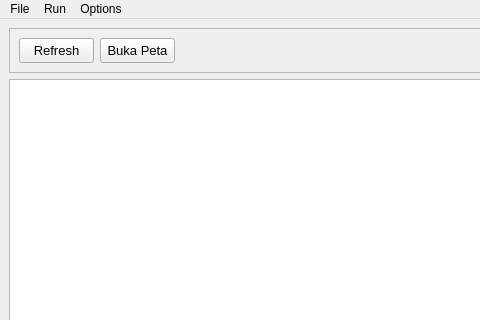
This is UI/main.ui in awaleilmo/receiver_nmea as Qt 5 draws it before an edit; both pictures show x 0 to 480 and y 0 to 320 of the 1048 by 528 pixel window. The edited form follows.
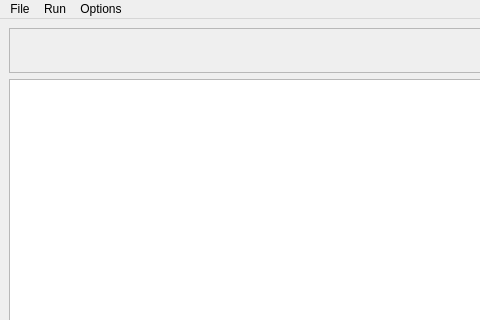
This is the edited form. Icons and pictures are not drawn.

Patch:
```diff
--- a/UI/main.ui
+++ b/UI/main.ui
@@ -38,63 +38,6 @@
       <property name="lineWidth">
        <number>2</number>
       </property>
-      <widget class="QPushButton" name="btn_refresh">
-       <property name="geometry">
-        <rect>
-         <x>10</x>
-         <y>10</y>
-         <width>75</width>
-         <height>25</height>
-        </rect>
-       </property>
-       <property name="maximumSize">
-        <size>
-         <width>150</width>
-         <height>16777215</height>
-        </size>
-       </property>
-       <property name="font">
-        <font>
-         <pointsize>10</pointsize>
-        </font>
-       </property>
-       <property name="text">
-        <string>Refresh</string>
-       </property>
-      </widget>
-      <widget class="QPushButton" name="btn_open_map">
-       <property name="geometry">
-        <rect>
-         <x>91</x>
-         <y>10</y>
-         <width>75</width>
-         <height>25</height>
-        </rect>
-       </property>
-       <property name="maximumSize">
-        <size>
-         <width>150</width>
-         <height>16777215</height>
-        </size>
-       </property>
-       <property name="font">
-        <font>
-         <pointsize>10</pointsize>
-        </font>
-       </property>
-       <property name="text">
-        <string>Buka Peta</string>
-       </property>
-       <property name="autoDefault">
-        <bool>false</bool>
-       </property>
-       <property name="default">
-        <bool>false</bool>
-       </property>
-       <property name="flat">
-        <bool>false</bool>
-       </property>
-      </widget>
      </widget>
     </item>
     <item row="1" column="0">
```
Left out of the diff: 8 changed lines with no effect on the pictures.
